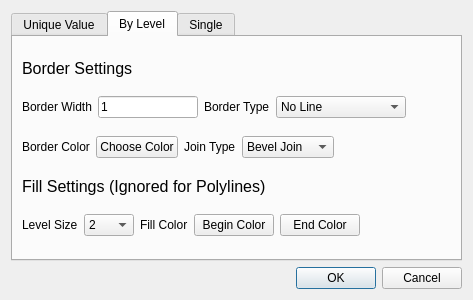
Qt form ui/raw/_symbology.ui (yiguanxianyu/PiGIS) before a commit.
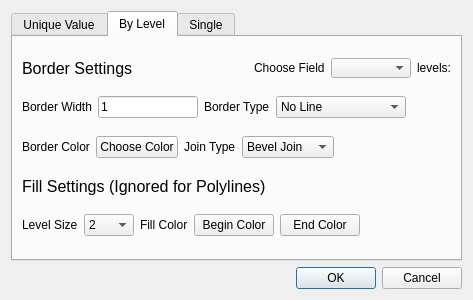
The same form after that commit. The open tabs and pages were chosen to show the change.

Patch:
```diff
--- a/ui/raw/_symbology.ui
+++ b/ui/raw/_symbology.ui
@@ -303,7 +303,9 @@
       </attribute>
       <layout class="QVBoxLayout" name="verticalLayout_3">
        <item>
-        <widget class="QLabel" name="label_11">
+        <layout class="QHBoxLayout" name="horizontalLayout_3">
+         <item>
+          <widget class="QLabel" name="label_25">
          <property name="maximumSize">
           <size>
            <width>16777215</width>
@@ -319,6 +321,63 @@
           <string>Border Settings</string>
          </property>
         </widget>
+         </item>
+         <item>
+          <spacer name="horizontalSpacer_2">
+           <property name="orientation">
+            <enum>Qt::Horizontal</enum>
+           </property>
+           <property name="sizeHint" stdset="0">
+            <size>
+             <width>40</width>
+             <height>20</height>
+            </size>
+           </property>
+          </spacer>
+         </item>
+         <item>
+          <widget class="QLabel" name="label_2">
+           <property name="maximumSize">
+            <size>
+             <width>16777215</width>
+             <height>20</height>
+            </size>
+           </property>
+           <property name="text">
+            <string>Choose Field</string>
+           </property>
+          </widget>
+         </item>
+         <item>
+          <widget class="QComboBox" name="fieldsComboBox_1">
+           <property name="minimumSize">
+            <size>
+             <width>80</width>
+             <height>0</height>
+            </size>
+           </property>
+           <property name="maximumSize">
+            <size>
+             <width>16777215</width>
+             <height>20</height>
+            </size>
+           </property>
+          </widget>
+         </item>
+         <item>
+          <widget class="QLabel" name="levelNumberLabel_1">
+           <property name="maximumSize">
+            <size>
+             <width>16777215</width>
+             <height>20</height>
+            </size>
+           </property>
+           <property name="text">
+            <string>levels:</string>
+           </property>
+          </widget>
+         </item>
+        </layout>
        </item>
        <item>
         <layout class="QHBoxLayout" name="horizontalLayout_12">
```
Left out of the diff: 52 changed lines with no effect on the pictures. Lines whose indentation alone changed are shown as unchanged.
